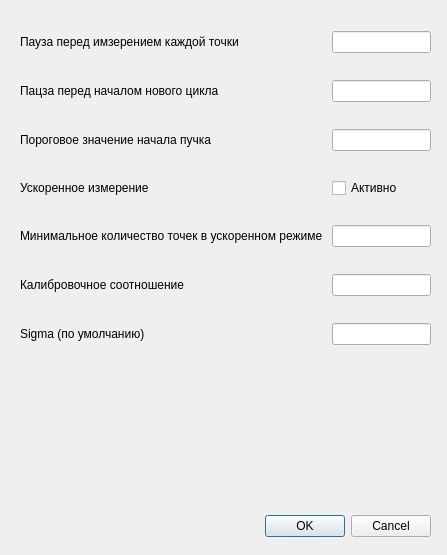
Anbionchik/beam_width_meter, file settings_dialog.ui: the form before one commit.
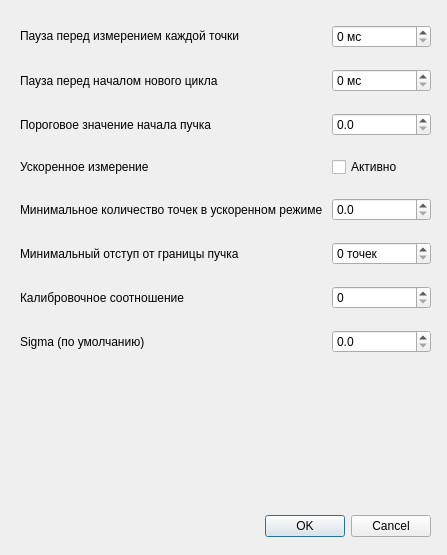
The form after the commit.

Commit message: Завершено добавление окна настроек и исправление инструкции

```diff
--- a/settings_dialog.ui
+++ b/settings_dialog.ui
@@ -39,33 +39,6 @@
     </rect>
    </property>
    <layout class="QGridLayout" name="gridLayout">
-    <item row="6" column="1">
-     <widget class="QLineEdit" name="default_sigma_line"/>
-    </item>
-    <item row="0" column="0">
-     <widget class="QLabel" name="label">
-      <property name="text">
-       <string>&lt;html&gt;&lt;head/&gt;&lt;body&gt;&lt;p&gt;Пауза перед имзерением каждой точки&lt;/p&gt;&lt;/body&gt;&lt;/html&gt;</string>
-      </property>
-     </widget>
-    </item>
-    <item row="4" column="1">
-     <widget class="QLineEdit" name="faster_flag_points_line"/>
-    </item>
-    <item row="1" column="0">
-     <widget class="QLabel" name="label_2">
-      <property name="text">
-       <string>Пацза перед началом нового цикла</string>
-      </property>
-     </widget>
-    </item>
-    <item row="2" column="0">
-     <widget class="QLabel" name="label_3">
-      <property name="text">
-       <string>Пороговое значение начала пучка</string>
-      </property>
-     </widget>
-    </item>
     <item row="4" column="0">
      <widget class="QLabel" name="label_5">
       <property name="text">
@@ -73,9 +46,6 @@
       </property>
      </widget>
     </item>
-    <item row="0" column="1">
-     <widget class="QLineEdit" name="wait_time_line"/>
-    </item>
     <item row="3" column="0">
      <widget class="QLabel" name="label_4">
       <property name="text">
@@ -83,12 +53,6 @@
       </property>
      </widget>
     </item>
-    <item row="2" column="1">
-     <widget class="QLineEdit" name="beam_threshold_line"/>
-    </item>
-    <item row="1" column="1">
-     <widget class="QLineEdit" name="relax_pause_line"/>
-    </item>
     <item row="3" column="1">
      <widget class="QCheckBox" name="faster_flag_check">
       <property name="text">
@@ -96,23 +60,114 @@
       </property>
      </widget>
     </item>
-    <item row="5" column="0">
+    <item row="6" column="1">
+     <widget class="QSpinBox" name="calibration_spin_box">
+      <property name="maximum">
+       <number>100000</number>
+      </property>
+     </widget>
+    </item>
+    <item row="7" column="1">
+     <widget class="QDoubleSpinBox" name="default_sigma_spin_box">
+      <property name="decimals">
+       <number>1</number>
+      </property>
+     </widget>
+    </item>
+    <item row="4" column="1">
+     <widget class="QDoubleSpinBox" name="faster_flag_points_spin_box">
+      <property name="decimals">
+       <number>1</number>
+      </property>
+      <property name="maximum">
+       <double>1.000000000000000</double>
+      </property>
+     </widget>
+    </item>
+    <item row="2" column="0">
+     <widget class="QLabel" name="label_3">
+      <property name="text">
+       <string>Пороговое значение начала пучка</string>
+      </property>
+     </widget>
+    </item>
+    <item row="1" column="0">
+     <widget class="QLabel" name="label_2">
+      <property name="text">
+       <string>Пауза перед началом нового цикла</string>
+      </property>
+     </widget>
+    </item>
+    <item row="2" column="1">
+     <widget class="QDoubleSpinBox" name="beam_threshold_spin_box">
+      <property name="decimals">
+       <number>1</number>
+      </property>
+      <property name="maximum">
+       <double>1.000000000000000</double>
+      </property>
+     </widget>
+    </item>
+    <item row="1" column="1">
+     <widget class="QSpinBox" name="relax_pause_spin_box">
+      <property name="suffix">
+       <string> мс</string>
+      </property>
+      <property name="maximum">
+       <number>600000</number>
+      </property>
+      <property name="singleStep">
+       <number>1000</number>
+      </property>
+     </widget>
+    </item>
+    <item row="6" column="0">
      <widget class="QLabel" name="label_6">
       <property name="text">
        <string>Калибровочное соотношение</string>
       </property>
      </widget>
     </item>
-    <item row="6" column="0">
+    <item row="7" column="0">
      <widget class="QLabel" name="label_11">
       <property name="text">
        <string>Sigma (по умолчанию)</string>
       </property>
      </widget>
     </item>
+    <item row="0" column="1">
+     <widget class="QSpinBox" name="wait_time_spin_box">
+      <property name="suffix">
+       <string> мс</string>
+      </property>
+      <property name="maximum">
+       <number>100000</number>
+      </property>
+      <property name="singleStep">
+       <number>100</number>
+      </property>
+     </widget>
+    </item>
+    <item row="0" column="0">
+     <widget class="QLabel" name="label">
+      <property name="text">
+       <string>&lt;html&gt;&lt;head/&gt;&lt;body&gt;&lt;p&gt;Пауза перед измерением каждой точки&lt;/p&gt;&lt;/body&gt;&lt;/html&gt;</string>
+      </property>
+     </widget>
+    </item>
+    <item row="5" column="0">
+     <widget class="QLabel" name="label_7">
+      <property name="text">
+       <string>Минимальный отступ от границы пучка</string>
+      </property>
+     </widget>
+    </item>
     <item row="5" column="1">
-     <widget class="QLineEdit" name="calb_line">
-      <property name="text">
+     <widget class="QSpinBox" name="faster_edge_points_spin_box">
+      <property name="suffix">
+       <string> точек</string>
+      </property>
+      <property name="prefix">
        <string/>
       </property>
      </widget>
```
The commit also changes 7 other files.
